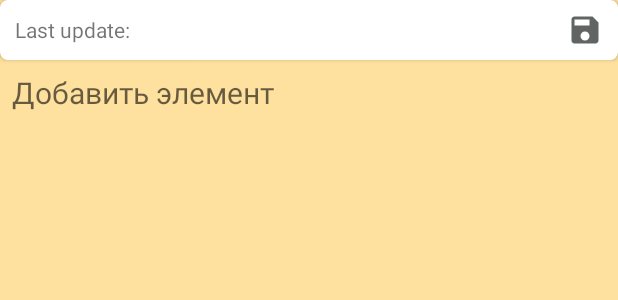
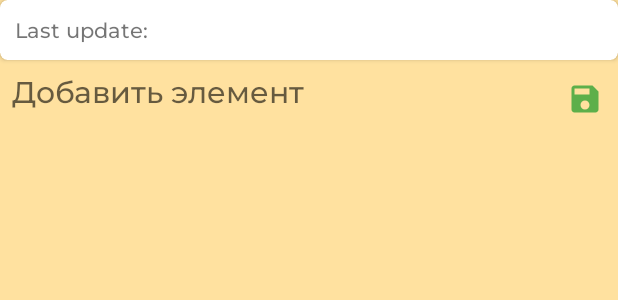
Before and after one commit to stasvitalich/SaveMoney, an Android app: the layout fragment_list.xml on its own in the app's theme, with its tools: preview values and no code run, on a phone screen of 412 x 824 dp. Shown: the top 300 px of the screen. Run offline under Robolectric (Android 15) with nearby library versions, the phone set to English and light mode, and no system bars.

Commit message:
Recycler vew was updated. New functions were added.

```diff
--- a/app/src/main/java/com/example/savemoney/data/database/GroceryDatabase.kt
+++ b/app/src/main/java/com/example/savemoney/data/database/GroceryDatabase.kt
@@ -9,7 +9,7 @@ import com.example.savemoney.data.dao.GroceryDao
 import com.example.savemoney.data.entities.GroceryEntity
 
 // Defines the database with the entities and the version, exportSchema set to false.
-@Database(entities = [GroceryEntity::class], version = 1, exportSchema = false)
+@Database(entities = [GroceryEntity::class], version = 2, exportSchema = false)
 abstract class GroceryDatabase : RoomDatabase() {
 
     // Provides access to the GroceryDao for database operations.
@@ -27,7 +27,8 @@ abstract class GroceryDatabase : RoomDatabase() {
                     context.applicationContext,
                     GroceryDatabase::class.java,
                     "app_database"
-                ).build()
+                ).fallbackToDestructiveMigration()
+                    .build()
                 INSTANCE = instance
                 instance
             }
--- a/app/src/main/java/com/example/savemoney/data/entities/GroceryEntity.kt
+++ b/app/src/main/java/com/example/savemoney/data/entities/GroceryEntity.kt
@@ -19,6 +19,7 @@ data class GroceryEntity(
     // This field is stored in the "Grocery_name" column of the table.
     @ColumnInfo(name = "Grocery_name")
     val name: String = "",
+    var isCompleted: Boolean = false, // The variable responsible for the strikethrough state.
 
     // Represents the quantity of the product (e.g., in kilograms, bottles, or packs).
     // This field is stored in the "Grocery_Quantity" column of the table.
--- /dev/null
+++ b/app/src/main/res/drawable/ic_baseline_delete_forever_24.xml
@@ -0,0 +1,5 @@
+<vector android:height="24dp" android:tint="@color/unchecked"
+    android:viewportHeight="24" android:viewportWidth="24"
+    android:width="24dp" xmlns:android="http://schemas.android.com/apk/res/android">
+    <path android:fillColor="@color/unchecked" android:pathData="M6,19c0,1.1 0.9,2 2,2h8c1.1,0 2,-0.9 2,-2L18,7L6,7v12zM8.46,11.88l1.41,-1.41L12,12.59l2.12,-2.12 1.41,1.41L13.41,14l2.12,2.12 -1.41,1.41L12,15.41l-2.12,2.12 -1.41,-1.41L10.59,14l-2.13,-2.12zM15.5,4l-1,-1h-5l-1,1L5,4v2h14L19,4z"/>
+</vector>
--- /dev/null
+++ b/app/src/main/res/drawable/ic_baseline_edit_24.xml
@@ -0,0 +1,5 @@
+<vector android:height="24dp" android:tint="@color/mygrey"
+    android:viewportHeight="24" android:viewportWidth="24"
+    android:width="24dp" xmlns:android="http://schemas.android.com/apk/res/android">
+    <path android:fillColor="@color/mygrey" android:pathData="M3,17.25V21h3.75L17.81,9.94l-3.75,-3.75L3,17.25zM20.71,7.04c0.39,-0.39 0.39,-1.02 0,-1.41l-2.34,-2.34c-0.39,-0.39 -1.02,-0.39 -1.41,0l-1.83,1.83 3.75,3.75 1.83,-1.83z"/>
+</vector>
--- a/app/src/main/res/drawable/ic_baseline_save_24.xml
+++ b/app/src/main/res/drawable/ic_baseline_save_24.xml
@@ -1,5 +1,5 @@
-<vector android:height="24dp" android:tint="@color/mygrey"
+<vector android:height="24dp" android:tint="@color/save"
     android:viewportHeight="24" android:viewportWidth="24"
     android:width="24dp" xmlns:android="http://schemas.android.com/apk/res/android">
-    <path android:fillColor="@color/mygrey" android:pathData="M17,3L5,3c-1.11,0 -2,0.9 -2,2v14c0,1.1 0.89,2 2,2h14c1.1,0 2,-0.9 2,-2L21,7l-4,-4zM12,19c-1.66,0 -3,-1.34 -3,-3s1.34,-3 3,-3 3,1.34 3,3 -1.34,3 -3,3zM15,9L5,9L5,5h10v4z"/>
+    <path android:fillColor="@color/save" android:pathData="M17,3L5,3c-1.11,0 -2,0.9 -2,2v14c0,1.1 0.89,2 2,2h14c1.1,0 2,-0.9 2,-2L21,7l-4,-4zM12,19c-1.66,0 -3,-1.34 -3,-3s1.34,-3 3,-3 3,1.34 3,3 -1.34,3 -3,3zM15,9L5,9L5,5h10v4z"/>
 </vector>
--- a/app/src/main/res/layout/fragment_list.xml
+++ b/app/src/main/res/layout/fragment_list.xml
@@ -26,16 +26,11 @@
                 android:layout_width="0dp"
                 android:layout_height="40dp"
                 android:layout_weight="1"
+                android:fontFamily="@font/montserrat_medium"
                 android:gravity="center_vertical"
                 android:paddingLeft="10dp"
                 android:text="@string/Update" />
 
-            <ImageView
-                android:id="@+id/imageSaveButton"
-                android:layout_width="wrap_content"
-                android:layout_height="40dp"
-                android:paddingRight="10dp"
-                android:src="@drawable/ic_baseline_save_24" />
         </LinearLayout>
     </androidx.cardview.widget.CardView>
 
@@ -47,21 +42,32 @@
         android:layout_marginTop="8dp"
         android:layout_marginEnd="8dp"
         android:background="@android:color/transparent"
+        android:fontFamily="@font/montserrat_medium"
         android:hint="Добавить элемент"
+        android:imeOptions="actionDone"
+        android:inputType="text"
         android:paddingBottom="2dp"
         android:textSize="20sp"
-        app:layout_constraintEnd_toEndOf="parent"
-        app:layout_constraintHorizontal_bias="0.0"
+        app:layout_constraintEnd_toStartOf="@+id/imageSaveButton"
         app:layout_constraintStart_toStartOf="parent"
         app:layout_constraintTop_toBottomOf="@+id/cardView3"
         tools:ignore="TouchTargetSizeCheck" />
+
+    <ImageView
+        android:id="@+id/imageSaveButton"
+        android:layout_width="wrap_content"
+        android:layout_height="0dp"
+        android:paddingRight="10dp"
+        android:src="@drawable/ic_baseline_save_24"
+        app:layout_constraintBottom_toTopOf="@+id/recyclerView"
+        app:layout_constraintEnd_toEndOf="parent"
+        app:layout_constraintTop_toTopOf="@+id/inputEditText" />
 
     <androidx.recyclerview.widget.RecyclerView
         android:id="@+id/recyclerView"
         android:layout_width="0dp"
         android:layout_height="0dp"
-        android:layout_marginStart="8dp"
-        android:layout_marginEnd="8dp"
+        android:layout_marginTop="8dp"
         app:layout_constraintBottom_toBottomOf="parent"
         app:layout_constraintEnd_toEndOf="parent"
         app:layout_constraintStart_toStartOf="parent"
--- a/app/src/main/res/values/colors.xml
+++ b/app/src/main/res/values/colors.xml
@@ -11,6 +11,8 @@
     <color name="mygrey">#606564</color>
     <color name="unchecked">#FF0033</color>
     <color name="brigthseaweed">#3FA797</color>
+    <color name="save">#5DAF4A</color>
     <color name="delete">#9D454E</color>
     <color name="Note">#FFE19F</color>
+    <color name="NoteDark">#E8BF64</color>
 </resources>
```
Also changed, not shown: app/src/main/java/com/example/savemoney/adapters/GroceryAdapter.kt (+39 -1 lines), app/src/main/java/com/example/savemoney/screens/ListFragment.kt (+36 -2 lines), app/src/main/res/layout/grocery_item.xml (+28 -5 lines).
